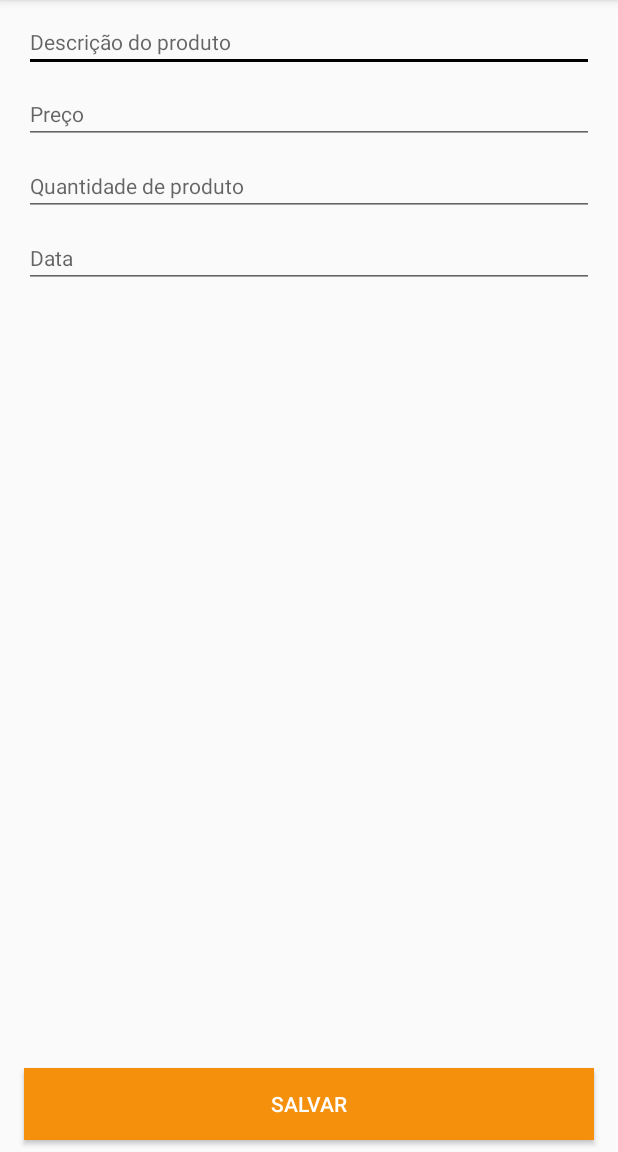
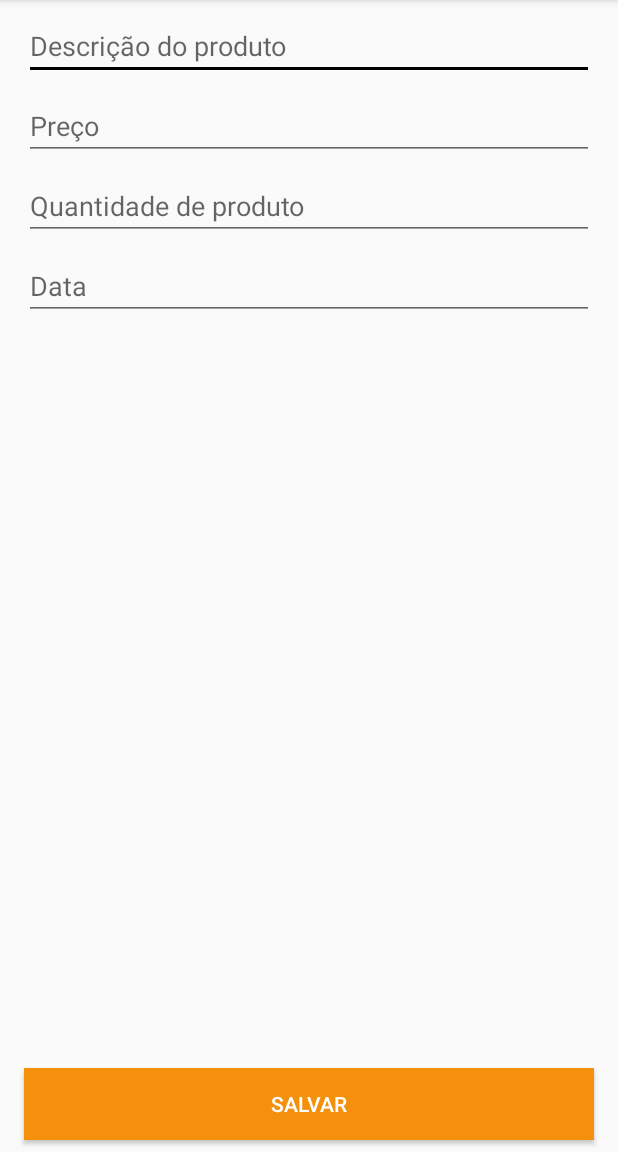
Before and after one commit to paulohdant/AppVendas, an Android app: the FormsVenda screen opened directly, with no data from a screen before it, on a phone screen of 412 x 824 dp, the part 84-1236 px from its top. Run offline under Robolectric (Android 15) with nearby library versions, the phone set to English and light mode, and no system bars.

Commit message:
Alterações na soma, telas e aperfeiçoamento.

```diff
--- a/app/src/main/java/com/example/appvendas/activities/FormsVenda.java
+++ b/app/src/main/java/com/example/appvendas/activities/FormsVenda.java
@@ -136,7 +136,6 @@ public class FormsVenda extends AppCompatActivity {
             Toast.makeText(this, "Venda modificada! ", Toast.LENGTH_LONG).show();
             finish();
         }
-        finish();
     }
 }
 
--- a/app/src/main/java/com/example/appvendas/activities/ListarVendasActivity.java
+++ b/app/src/main/java/com/example/appvendas/activities/ListarVendasActivity.java
@@ -79,8 +79,8 @@ public class ListarVendasActivity extends AppCompatActivity {
 	public double percorrer(){
 		double a = 0.0;
 		for (Venda v: vendas){
-			a = v.getPreco() + a;
-			tvTotalDevedor.setText(Double.toString(a));
+			a = (v.getPreco()  * v.getQuantidade()) + a;
+			tvTotalDevedor.setText("R$ " + Double.toString(a));
 		}
 		return a;
 	}
@@ -114,5 +114,6 @@ public class ListarVendasActivity extends AppCompatActivity {
 		Intent i = new Intent(this, FormsVenda.class);
 		i.putExtra("vendas", vendaAtualizar);
 		startActivity(i);
+		finish();
 	}
 }
--- a/app/src/main/res/layout/activity_forms_venda.xml
+++ b/app/src/main/res/layout/activity_forms_venda.xml
@@ -20,7 +20,7 @@
         android:hint="@string/descricaoProduto"
         android:inputType="textPersonName|textCapSentences"
         android:textColor="@color/colorAccent"
-        android:textSize="14sp"
+        android:textSize="18sp"
         app:layout_constraintEnd_toEndOf="parent"
         app:layout_constraintStart_toStartOf="parent"
         app:layout_constraintTop_toTopOf="parent" />
@@ -38,7 +38,7 @@
         android:hint="@string/QuantidadeProduto"
         android:inputType="number"
         android:textColor="@color/colorAccent"
-        android:textSize="14sp"
+        android:textSize="18sp"
         app:layout_constraintEnd_toEndOf="parent"
         app:layout_constraintStart_toStartOf="parent"
         app:layout_constraintTop_toBottomOf="@+id/etPrecoForm" />
@@ -56,7 +56,7 @@
         android:hint="@string/DataProduto"
         android:inputType="date"
         android:textColor="@color/colorAccent"
-        android:textSize="14sp"
+        android:textSize="18sp"
         app:layout_constraintEnd_toEndOf="parent"
         app:layout_constraintStart_toStartOf="parent"
         app:layout_constraintTop_toBottomOf="@+id/etQntForm" />
@@ -74,7 +74,7 @@
         android:hint="@string/precoProduto"
         android:inputType="numberSigned|number|numberDecimal"
         android:textColor="@color/colorAccent"
-        android:textSize="14sp"
+        android:textSize="18sp"
         app:layout_constraintEnd_toEndOf="parent"
         app:layout_constraintStart_toStartOf="parent"
         app:layout_constraintTop_toBottomOf="@+id/etDescForm" />
```
Also changed, not shown: app/src/main/res/layout/listview_vendas.xml (+8 -0 lines).
